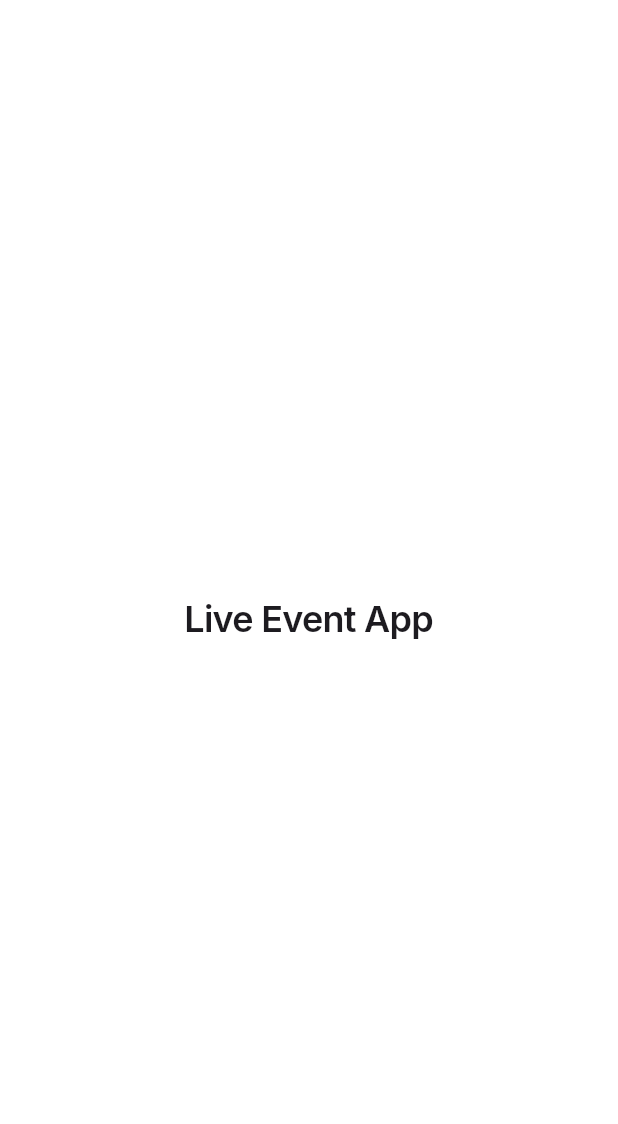
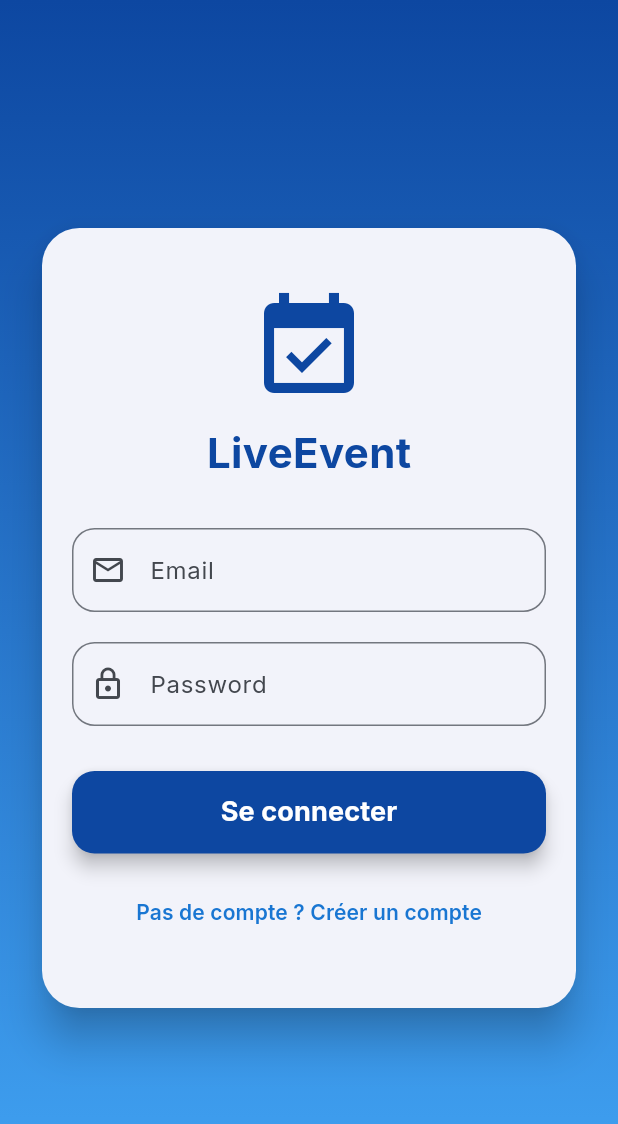
Before and after one commit to Bellox1/LiveEvent, a Flutter app: the screen it shows after launch, on a phone screen of 412 x 824 dp. Shown: the top 1124 px of the screen. Run offline on Flutter 3.47's test engine with Material 3 defaults, Android fonts, the phone set to English and light mode, and no system bars; our stand-ins replace google_fonts, supabase_flutter; accounts and stored records are empty.

Commit message:
la page de connexion terminé

```diff
--- /dev/null
+++ b/lib/login_page.dart
@@ -0,0 +1,114 @@
+import 'package:flutter/material.dart';
+import 'package:supabase_flutter/supabase_flutter.dart';
+import 'register_page.dart';
+
+class LoginPage extends StatelessWidget {
+  final _emailController = TextEditingController();
+  final _passwordController = TextEditingController();
+
+  Future<void> _login(BuildContext context) async {
+    try {
+      await Supabase.instance.client.auth.signInWithPassword(
+        email: _emailController.text.trim(),
+        password: _passwordController.text.trim(),
+      );
+      // Si ça marche, tu peux ajouter une redirection ici
+    } catch (e) {
+      ScaffoldMessenger.of(context).showSnackBar(
+        SnackBar(content: Text("Erreur : $e"), backgroundColor: Colors.redAccent),
+      );
+    }
+  }
+
+  @override
+  Widget build(BuildContext context) {
+    return Scaffold(
+      // On enlève l'AppBar pour un look plus moderne avec le dégradé
+      body: Container(
+        width: double.infinity,
+        height: double.infinity,
+        decoration: BoxDecoration(
+          gradient: LinearGradient(
+            begin: Alignment.topCenter,
+            end: Alignment.bottomCenter,
+            colors: [Colors.blue.shade900, Colors.blue.shade400],
+          ),
+        ),
+        child: Center(
+          child: SingleChildScrollView( // Pour éviter les bugs sur petit écran
+            padding: EdgeInsets.all(24),
+            child: Card(
+              elevation: 12,
+              shape: RoundedRectangleBorder(borderRadius: BorderRadius.circular(25)),
+              child: Padding(
+                padding: EdgeInsets.symmetric(horizontal: 20, vertical: 40),
+                child: Column(
+                  mainAxisSize: MainAxisSize.min,
+                  children: [
+                    // Icone ou Logo de ton app
+                    Icon(Icons.event_available, size: 80, color: Colors.blue.shade900),
+                    SizedBox(height: 10),
+                    Text(
+                      "LiveEvent",
+                      style: TextStyle(fontSize: 28, fontWeight: FontWeight.bold, color: Colors.blue.shade900),
+                    ),
+                    SizedBox(height: 30),
+
+                    // Champ Email
+                    TextField(
+                      controller: _emailController,
+                      decoration: InputDecoration(
+                        labelText: "Email",
+                        prefixIcon: Icon(Icons.email_outlined),
+                        border: OutlineInputBorder(borderRadius: BorderRadius.circular(15)),
+                      ),
+                    ),
+                    SizedBox(height: 20),
+
+                    // Champ Password
+                    TextField(
+                      controller: _passwordController,
+                      obscureText: true,
+                      decoration: InputDecoration(
+                        labelText: "Password",
+                        prefixIcon: Icon(Icons.lock_outline),
+                        border: OutlineInputBorder(borderRadius: BorderRadius.circular(15)),
+                      ),
+                    ),
+                    SizedBox(height: 30),
+
+                    // Bouton Se Connecter
+                    SizedBox(
+                      width: double.infinity,
+                      height: 55,
+                      child: ElevatedButton(
+                        style: ElevatedButton.styleFrom(
+                          backgroundColor: Colors.blue.shade900,
+                          foregroundColor: Colors.white,
+                          shape: RoundedRectangleBorder(borderRadius: BorderRadius.circular(15)),
+                          elevation: 5,
+                        ),
+                        onPressed: () => _login(context),
+                        child: Text("Se connecter", style: TextStyle(fontSize: 18, fontWeight: FontWeight.bold)),
+                      ),
+                    ),
+                    SizedBox(height: 15),
+
+                    // Lien Créer un compte
+                    TextButton(
+                      onPressed: () => Navigator.push(context, MaterialPageRoute(builder: (context) => RegisterPage())),
+                      child: Text(
+                        "Pas de compte ? Créer un compte",
+                        style: TextStyle(color: Colors.blue.shade700, fontWeight: FontWeight.w600),
+                      ),
+                    ),
+                  ],
+                ),
+              ),
+            ),
+          ),
+        ),
+      ),
+    );
+  }
+}
--- a/lib/main.dart
+++ b/lib/main.dart
@@ -1,6 +1,7 @@
 import 'package:flutter/material.dart';
 import 'package:supabase_flutter/supabase_flutter.dart';
 import 'package:google_fonts/google_fonts.dart';
+import 'login_page.dart';
 
 Future<void> main() async {
   WidgetsFlutterBinding.ensureInitialized();
@@ -25,24 +26,34 @@ class MyApp extends StatelessWidget {
         useMaterial3: true,
         scaffoldBackgroundColor: Colors.white,
         colorScheme: ColorScheme.fromSeed(
-          seedColor: Colors.blue, // Subtle blue for iOS look
-          background: Colors.white,
+          seedColor: Colors.blue,
+          surface: Colors.white,
         ),
         textTheme: GoogleFonts.interTextTheme(
           Theme.of(context).textTheme,
         ),
       ),
-      home: const Scaffold(
-        body: Center(
-          child: Text(
-            'Live Event App',
-            style: TextStyle(
-              fontSize: 24,
-              fontWeight: FontWeight.w600,
-              letterSpacing: -0.5, // Tighter spacing like San Francisco
-            ),
-          ),
-        ),
+
+      home: StreamBuilder<AuthState>(
+        stream: Supabase.instance.client.auth.onAuthStateChange,
+        builder: (context, snapshot) {
+          final session = snapshot.data?.session;
+
+
+          if (session != null) {
+            return const Scaffold(
+              body: Center(
+                child: Text(
+                  'Bienvenue ! (Connecté)',
+                  style: TextStyle(fontSize: 24, fontWeight: FontWeight.w600),
+                ),
+              ),
+            );
+          }
+
+          // Si l'utilisateur n'est pas connecté, on affiche TA page LoginPage
+          return LoginPage();
+        },
       ),
     );
   }
```
Also changed, not shown: lib/register_page.dart (added, +121 -0 lines), pubspec.lock.
